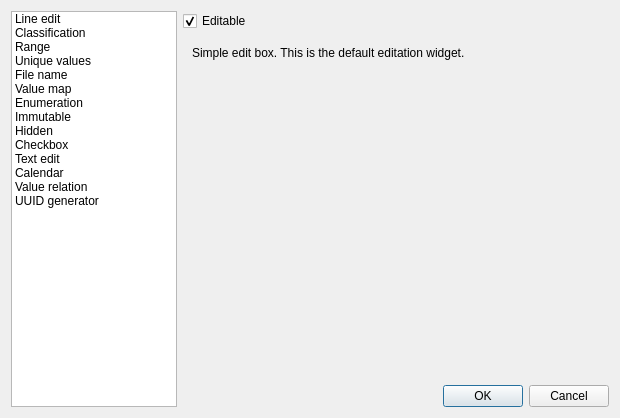
Qt form src/ui/qgsattributetypeedit.ui (carsmie/QGIS) before a commit.
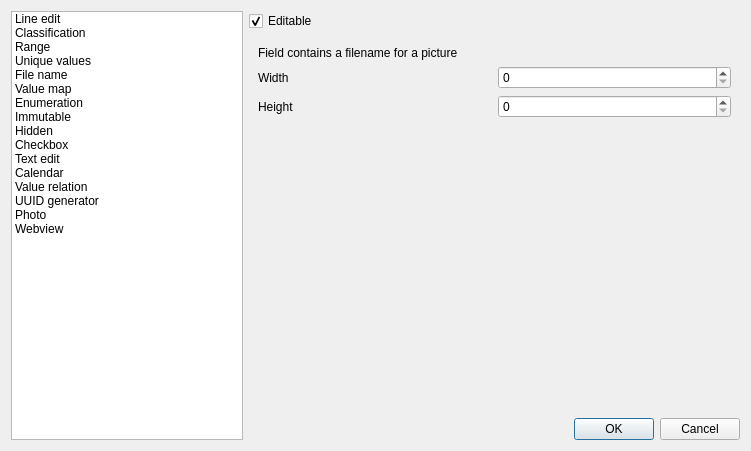
The same form after that commit. The open tabs and pages were chosen to show the change.

Commit message: [FEATURE] add widgets for photos and webpages

Patch:
```diff
--- a/src/ui/qgsattributetypeedit.ui
+++ b/src/ui/qgsattributetypeedit.ui
@@ -6,14 +6,118 @@
    <rect>
     <x>0</x>
     <y>0</y>
-    <width>620</width>
-    <height>418</height>
+    <width>751</width>
+    <height>451</height>
    </rect>
   </property>
   <property name="windowTitle">
    <string>Attribute Edit Dialog</string>
   </property>
   <layout class="QGridLayout" name="gridLayout_4">
+   <item row="3" column="1">
+    <widget class="QDialogButtonBox" name="buttonBox">
+     <property name="orientation">
+      <enum>Qt::Horizontal</enum>
+     </property>
+     <property name="standardButtons">
+      <set>QDialogButtonBox::Cancel|QDialogButtonBox::Ok</set>
+     </property>
+    </widget>
+   </item>
+   <item row="0" column="0" rowspan="4">
+    <widget class="QListWidget" name="selectionListWidget">
+     <item>
+      <property name="text">
+       <string>Line edit</string>
+      </property>
+     </item>
+     <item>
+      <property name="text">
+       <string>Classification</string>
+      </property>
+     </item>
+     <item>
+      <property name="text">
+       <string>Range</string>
+      </property>
+     </item>
+     <item>
+      <property name="text">
+       <string>Unique values</string>
+      </property>
+     </item>
+     <item>
+      <property name="text">
+       <string>File name</string>
+      </property>
+     </item>
+     <item>
+      <property name="text">
+       <string>Value map</string>
+      </property>
+     </item>
+     <item>
+      <property name="text">
+       <string>Enumeration</string>
+      </property>
+     </item>
+     <item>
+      <property name="text">
+       <string>Immutable</string>
+      </property>
+     </item>
+     <item>
+      <property name="text">
+       <string>Hidden</string>
+      </property>
+     </item>
+     <item>
+      <property name="text">
+       <string>Checkbox</string>
+      </property>
+     </item>
+     <item>
+      <property name="text">
+       <string>Text edit</string>
+      </property>
+     </item>
+     <item>
+      <property name="text">
+       <string>Calendar</string>
+      </property>
+     </item>
+     <item>
+      <property name="text">
+       <string>Value relation</string>
+      </property>
+     </item>
+     <item>
+      <property name="text">
+       <string>UUID generator</string>
+      </property>
+     </item>
+     <item>
+      <property name="text">
+       <string>Photo</string>
+      </property>
+     </item>
+     <item>
+      <property name="text">
+       <string>Webview</string>
+      </property>
+     </item>
+    </widget>
+   </item>
+   <item row="0" column="1">
+    <widget class="QCheckBox" name="isFieldEditableCheckBox">
+     <property name="text">
+      <string>Editable</string>
+     </property>
+     <property name="checked">
+      <bool>true</bool>
+     </property>
+    </widget>
+   </item>
    <item row="1" column="1">
     <widget class="QStackedWidget" name="stackedWidget">
      <property name="sizePolicy">
@@ -677,100 +781,88 @@
        </item>
       </layout>
      </widget>
-    </widget>
-   </item>
-   <item row="2" column="1">
-    <widget class="QDialogButtonBox" name="buttonBox">
-     <property name="orientation">
-      <enum>Qt::Horizontal</enum>
-     </property>
-     <property name="standardButtons">
-      <set>QDialogButtonBox::Cancel|QDialogButtonBox::Ok</set>
-     </property>
-    </widget>
-   </item>
-   <item row="0" column="0" rowspan="3">
-    <widget class="QListWidget" name="selectionListWidget">
-     <item>
-      <property name="text">
-       <string>Line edit</string>
-      </property>
-     </item>
-     <item>
-      <property name="text">
-       <string>Classification</string>
-      </property>
-     </item>
-     <item>
-      <property name="text">
-       <string>Range</string>
-      </property>
-     </item>
-     <item>
-      <property name="text">
-       <string>Unique values</string>
-      </property>
-     </item>
-     <item>
-      <property name="text">
-       <string>File name</string>
-      </property>
-     </item>
-     <item>
-      <property name="text">
-       <string>Value map</string>
-      </property>
-     </item>
-     <item>
-      <property name="text">
-       <string>Enumeration</string>
-      </property>
-     </item>
-     <item>
-      <property name="text">
-       <string>Immutable</string>
-      </property>
-     </item>
-     <item>
-      <property name="text">
-       <string>Hidden</string>
-      </property>
-     </item>
-     <item>
-      <property name="text">
-       <string>Checkbox</string>
-      </property>
-     </item>
-     <item>
-      <property name="text">
-       <string>Text edit</string>
-      </property>
-     </item>
-     <item>
-      <property name="text">
-       <string>Calendar</string>
-      </property>
-     </item>
-     <item>
-      <property name="text">
-       <string>Value relation</string>
-      </property>
-     </item>
-     <item>
-      <property name="text">
-       <string>UUID generator</string>
-      </property>
-     </item>
-    </widget>
-   </item>
-   <item row="0" column="1">
-    <widget class="QCheckBox" name="isFieldEditableCheckBox">
-     <property name="text">
-      <string>Editable</string>
-     </property>
-     <property name="checked">
-      <bool>true</bool>
-     </property>
+     <widget class="QWidget" name="page">
+      <layout class="QGridLayout" name="gridLayout_6">
+       <item row="2" column="0">
+        <widget class="QLabel" name="label_13">
+         <property name="text">
+          <string>Height</string>
+         </property>
+        </widget>
+       </item>
+       <item row="3" column="1">
+        <spacer name="verticalSpacer_12">
+         <property name="orientation">
+          <enum>Qt::Vertical</enum>
+         </property>
+         <property name="sizeHint" stdset="0">
+          <size>
+           <width>20</width>
+           <height>40</height>
+          </size>
+         </property>
+        </spacer>
+       </item>
+       <item row="1" column="0">
+        <widget class="QLabel" name="label_12">
+         <property name="text">
+          <string>Width</string>
+         </property>
+        </widget>
+       </item>
+       <item row="1" column="1">
+        <widget class="QSpinBox" name="sbWidgetWidth">
+         <property name="maximum">
+          <number>10000</number>
+         </property>
+        </widget>
+       </item>
+       <item row="2" column="1">
+        <widget class="QSpinBox" name="sbWidgetHeight">
+         <property name="suffix">
+          <string/>
+         </property>
+         <property name="prefix">
+          <string/>
+         </property>
+         <property name="maximum">
+          <number>10000</number>
+         </property>
+        </widget>
+       </item>
+       <item row="0" column="0" colspan="2">
+        <widget class="QLabel" name="label_11">
+         <property name="text">
+          <string>Field contains a filename for a picture</string>
+         </property>
+        </widget>
+       </item>
+      </layout>
+     </widget>
+     <widget class="QWidget" name="page_2">
+      <layout class="QVBoxLayout" name="verticalLayout">
+       <item>
+        <widget class="QLabel" name="label_14">
+         <property name="text">
+          <string>Fields contains an URL</string>
+         </property>
+        </widget>
+       </item>
+       <item>
+        <spacer name="verticalSpacer_13">
+         <property name="orientation">
+          <enum>Qt::Vertical</enum>
+         </property>
+         <property name="sizeHint" stdset="0">
+          <size>
+           <width>20</width>
+           <height>40</height>
+          </size>
+         </property>
+        </spacer>
+       </item>
+      </layout>
+     </widget>
     </widget>
    </item>
   </layout>
```
Left out of the diff: 10 changed lines with no effect on the pictures. The commit also changes 8 other files.
